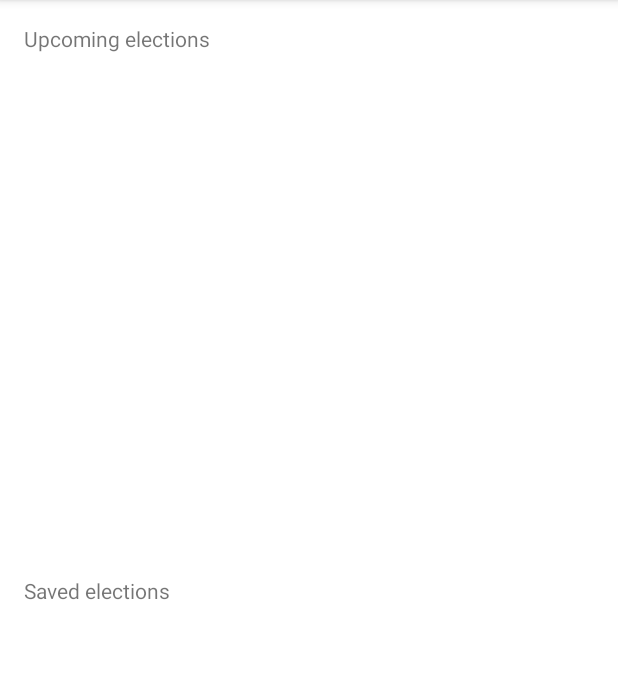
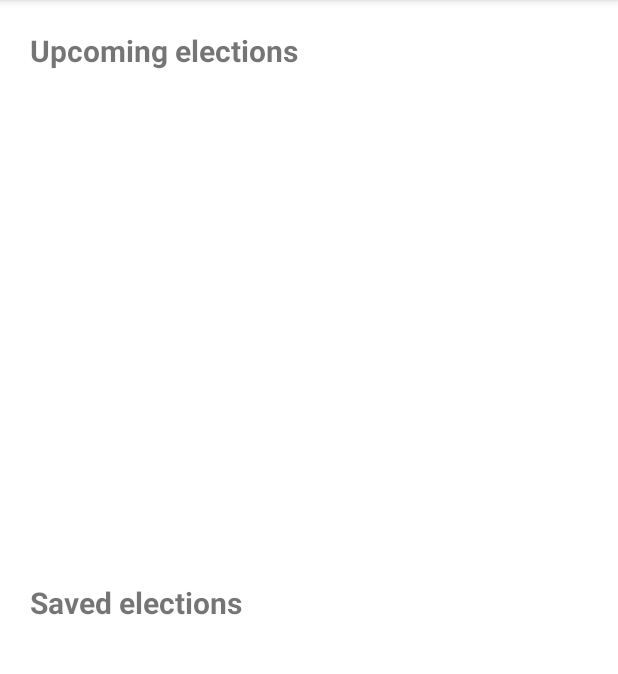
Before and after one commit to RicardoBravoA/PoliticalPreparedness, an Android app: the ElectionsFragment screen opened through its navigation route, on a phone screen of 412 x 824 dp, the part 84-758 px from its top. Run offline under Robolectric (Android 15) with nearby library versions, the phone set to English and light mode, and no system bars; our stand-ins replace data binding.

Commit message:
feat: Add styles to fragment elections xml

```diff
--- a/app/src/main/res/layout/fragment_elections.xml
+++ b/app/src/main/res/layout/fragment_elections.xml
@@ -10,6 +10,7 @@
 
         <TextView
             android:id="@+id/upcoming_elections_text_view"
+            style="@style/ElectionTitle"
             android:layout_width="match_parent"
             android:layout_height="wrap_content"
             android:text="@string/upcoming_elections"
@@ -34,6 +35,7 @@
 
         <TextView
             android:id="@+id/saved_elections_text_view"
+            style="@style/ElectionTitle"
             android:layout_width="match_parent"
             android:layout_height="wrap_content"
             android:text="@string/saved_elections"
--- a/app/src/main/res/values/dimens.xml
+++ b/app/src/main/res/values/dimens.xml
@@ -1,7 +1,8 @@
 <resources>
-    <dimen name="fab_margin">16dp</dimen>
     <dimen name="default_padding">8dp</dimen>
     <dimen name="margin_16">16dp</dimen>
-    <dimen name="margin_48">48dp</dimen>
+    <dimen name="size_16_sp">16sp</dimen>
+    <dimen name="size_20_sp">20sp</dimen>
     <dimen name="size_200">200dp</dimen>
+    <dimen name="size_4">4dp</dimen>
 </resources>
--- a/app/src/main/res/values/themes.xml
+++ b/app/src/main/res/values/themes.xml
@@ -22,4 +22,11 @@
     <style name="Theme.PoliticalPreparedness.AppBarOverlay" parent="ThemeOverlay.AppCompat.Dark.ActionBar" />
 
     <style name="Theme.PoliticalPreparedness.PopupOverlay" parent="ThemeOverlay.AppCompat.Light" />
+
+    <style name="ElectionTitle">
+        <item name="android:textSize">@dimen/size_20_sp</item>
+        <item name="android:textStyle">bold</item>
+        <item name="android:padding">@dimen/size_4</item>
+    </style>
+
 </resources>
```
